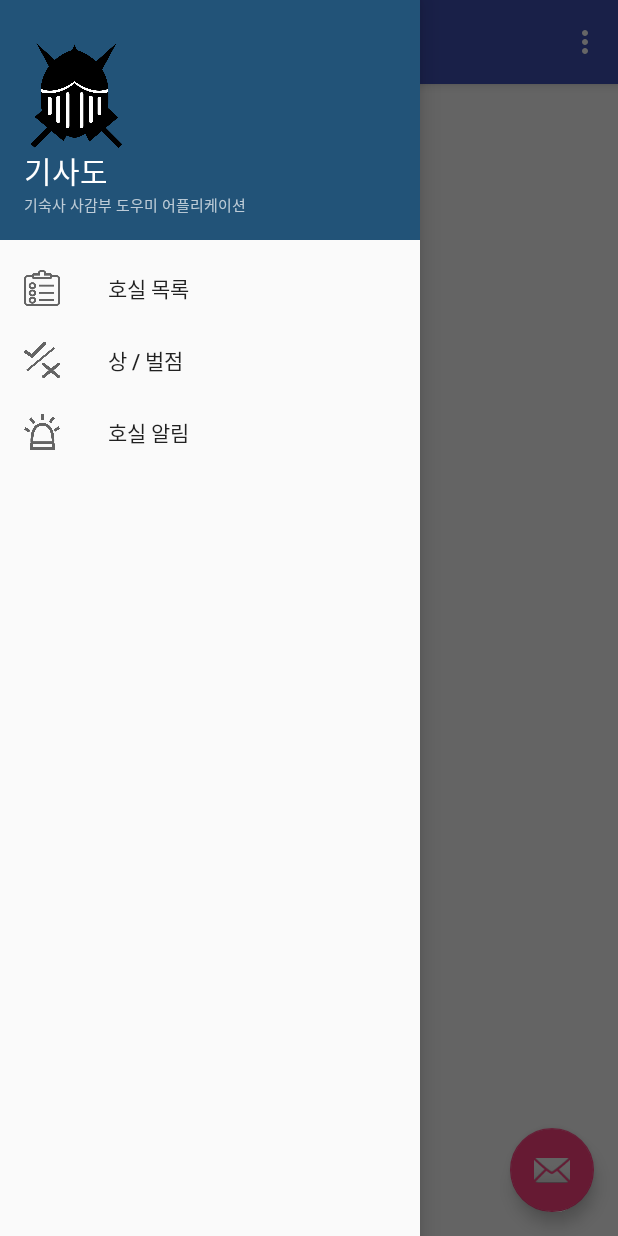
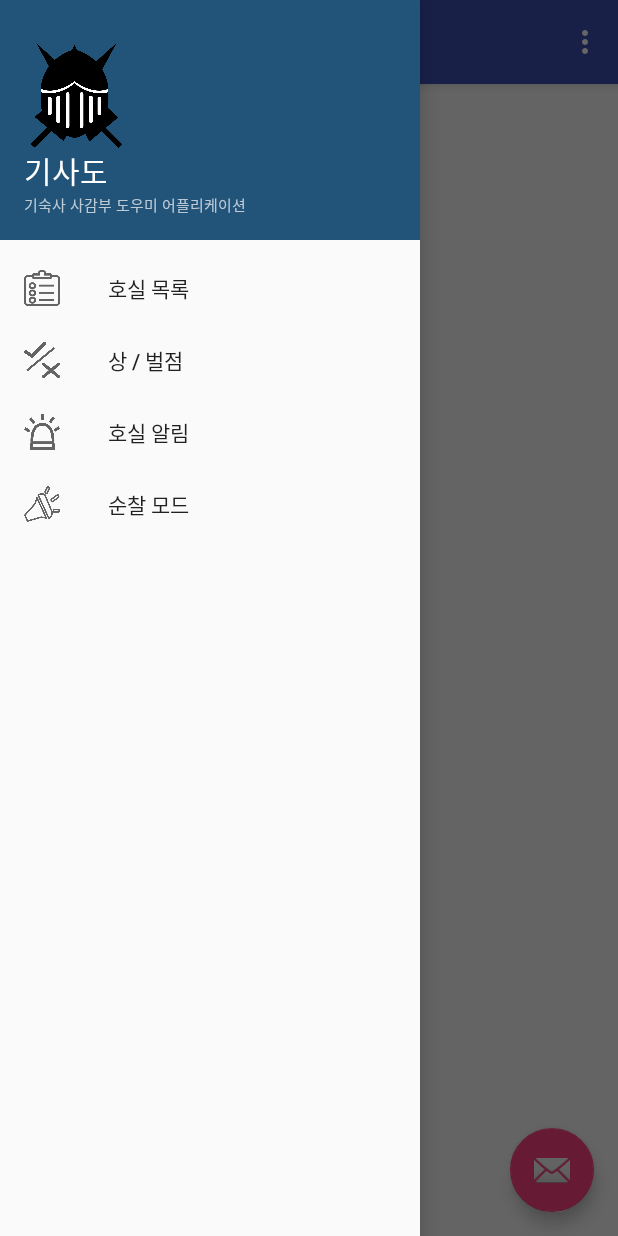
Before and after one commit to CHANMYUNG/SW-Camp-Hackathon-Chivalry, an Android app: the screen it shows after launch (MainActivity), with the side drawer open, on a phone screen of 412 x 824 dp. Run offline under Robolectric (Android 15) with nearby library versions, the phone set to English and light mode, and no system bars.

Commit message:
add sidemenu item
add side menu item

```diff
--- a/MyApplication/app/src/main/java/com/example/a10102/myapplication/MainActivity.java
+++ b/MyApplication/app/src/main/java/com/example/a10102/myapplication/MainActivity.java
@@ -93,6 +93,8 @@ public class MainActivity extends AppCompatActivity
 
         } else if (id == R.id.nav_alarm) {
 
+        } else if (id == R.id.nav_patrol) {
+
         }
 
         DrawerLayout drawer = (DrawerLayout) findViewById(R.id.drawer_layout);
--- a/MyApplication/app/src/main/res/menu/activity_main_drawer.xml
+++ b/MyApplication/app/src/main/res/menu/activity_main_drawer.xml
@@ -14,5 +14,10 @@
             android:id="@+id/nav_alarm"
             android:icon="@drawable/alarm"
             android:title="호실 알림" />
+
+        <item
+            android:id="@+id/nav_patrol"
+            android:icon="@drawable/patrol"
+            android:title="순찰 모드" />
     </group>
 </menu>
```
Also changed, not shown: MyApplication/app/src/main/res/drawable/patrol.png (added).
